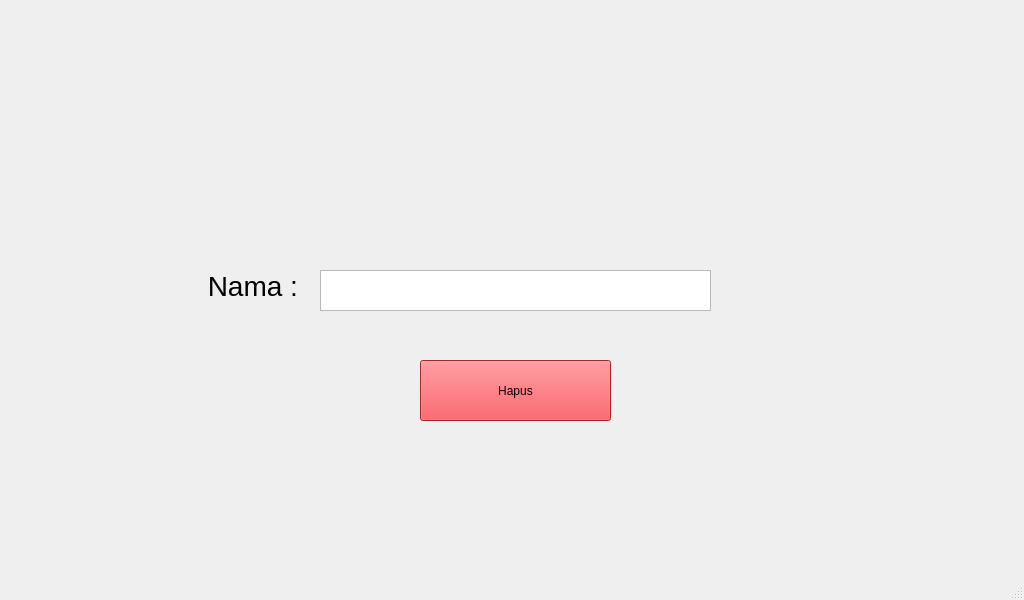
First picture: the form in hapusdata.ui, repository faizal2003/guipyside6, before the edit.
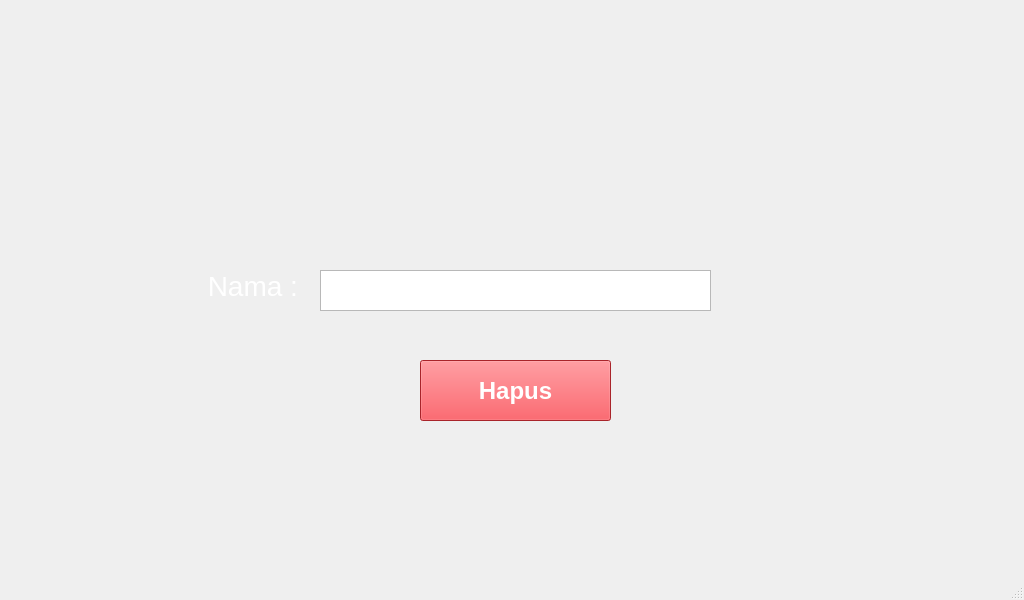
Second picture: the form after the edit. Icons and pictures are not drawn.

Patch:
```diff
--- a/hapusdata.ui
+++ b/hapusdata.ui
@@ -48,8 +48,15 @@
       <height>61</height>
      </rect>
     </property>
+    <property name="font">
+     <font>
+      <pointsize>18</pointsize>
+      <bold>true</bold>
+     </font>
+    </property>
     <property name="styleSheet">
      <string notr="true">background-color: rgb(237, 51, 59);
+color: rgb(255, 255, 255);
 </string>
     </property>
     <property name="text">
@@ -92,7 +99,8 @@
      </font>
     </property>
     <property name="styleSheet">
-     <string notr="true">background-color: rgba(255, 255, 255, 0);</string>
+     <string notr="true">background-color: rgba(255, 255, 255, 0);
+color: rgb(255, 255, 255);</string>
     </property>
     <property name="text">
      <string> Nama :</string>
```
Left out of the diff: 3 changed lines with no effect on the pictures.
